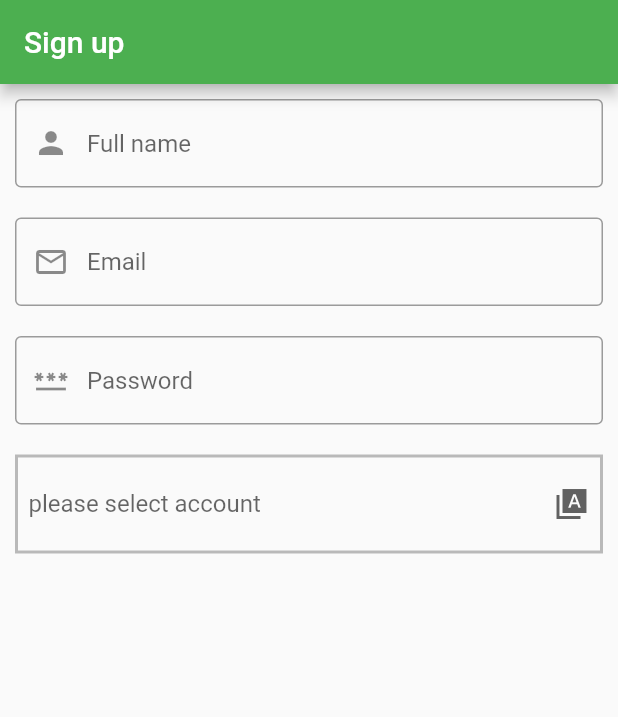
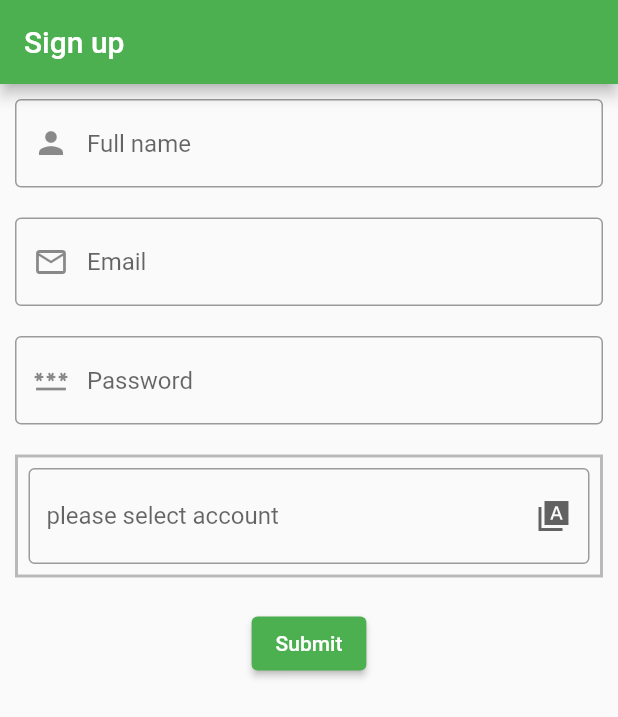
Before and after one commit to WaelAlQawasmi/NotesApp-Flutter, a Flutter app: the screen it shows after launch, on a phone screen of 412 x 824 dp. Shown: the top 717 px of the screen. Run offline on Flutter 3.47's test engine with Material 2 defaults, Android fonts, the phone set to English and light mode, and no system bars.

Commit message:
sign in valadation and finash form

```diff
--- a/lib/Secreens/SignUp.dart
+++ b/lib/Secreens/SignUp.dart
@@ -8,8 +8,21 @@ class SignUp extends StatefulWidget {
 }
 
 class _SignUpState extends State<SignUp> {
+
+
+  TextEditingController _nameController = new TextEditingController();
+  TextEditingController _emailController = new TextEditingController();
+  TextEditingController _passwordController = new TextEditingController();
+  TextEditingController _accountTypeController = new TextEditingController();
+  final _formKey = GlobalKey<FormState>();
   var accountType = ['user', 'company', 'developer'];
   var selectedAcount;
+
+  @override
+  void initState() {}
+
+  @override
+  void dispose() {}
 
   @override
   Widget build(BuildContext context) {
@@ -18,6 +31,8 @@ class _SignUpState extends State<SignUp> {
         title: Text("Sign up"),
       ),
       body: SingleChildScrollView(
+        child: Form(
+          key: _formKey,
           child: Container(
             margin: EdgeInsets.all(10),
             child: Column(
@@ -25,6 +40,13 @@ class _SignUpState extends State<SignUp> {
               crossAxisAlignment: CrossAxisAlignment.center,
               children: [
                 TextFormField(
+                  validator: (value) {
+                    if (value == null || value.isEmpty) {
+                      return 'Please enter some text';
+                    }
+                    return null;
+                  },
+                  controller: _nameController,
                   decoration: InputDecoration(
                     hintText: "Full name",
                     prefixIcon: Icon(Icons.person),
@@ -33,6 +55,14 @@ class _SignUpState extends State<SignUp> {
                 ),
                 Padding(padding: EdgeInsets.all(10)),
                 TextFormField(
+                  validator: (value) {
+                    if (value == null || value.isEmpty) {
+                      return 'Please enter some text';
+                    }
+                    return null;
+                  },
+                  controller: _emailController,
+                  keyboardType: TextInputType.emailAddress,
                   decoration: InputDecoration(
                       hintText: "Email",
                       prefixIcon: Icon(Icons.email_outlined),
@@ -40,6 +70,13 @@ class _SignUpState extends State<SignUp> {
                 ),
                 Padding(padding: EdgeInsets.all(10)),
                 TextFormField(
+                  validator: (value) {
+                    if (value == null || value.isEmpty) {
+                      return 'Please enter some text';
+                    }
+                    return null;
+                  },
+                  controller: _passwordController,
                   obscureText: true,
                   decoration: InputDecoration(
                       hintText: "Password",
@@ -47,29 +84,48 @@ class _SignUpState extends State<SignUp> {
                       border:
                           OutlineInputBorder(borderSide: BorderSide(width: 2))),
                 ),
-
                 Container(
                   margin: EdgeInsets.symmetric(vertical: 20),
                   padding: EdgeInsets.all(7),
-
-                decoration: BoxDecoration(border: Border.all(color: Colors.black26,width: 2),),
-                child: DropdownButton(
-underline: Divider(color: Colors.transparent,),
+                  decoration: BoxDecoration(
+                    border: Border.all(color: Colors.black26, width: 2),
+                  ),
+                  child: DropdownButtonFormField(
+                    decoration: InputDecoration(border: OutlineInputBorder()),
                     icon: Icon(Icons.type_specimen_sharp),
                     hint: Text("please select account "),
                     isExpanded: true,
-                    items: accountType.map((e) => DropdownMenuItem(
+                    items: accountType
+                        .map((e) => DropdownMenuItem(
                               child: Text("$e"),
                               value: e,
-                        )).toList(),
+                            ))
+                        .toList(),
                     onChanged: (val) {
                       setState(() {
-                        selectedAcount=val;
+                        selectedAcount = val;
                       });
                     },
-                  value: selectedAcount,),
-              )
+                    value: selectedAcount,
+                  ),
+                ),
+                ElevatedButton(
+                    onPressed: () {
+                      Map user = {
+                        'name': _nameController.text,
+                        'email':_emailController.text,
+                        'password':_passwordController.text,
+                        'accountType':selectedAcount
+
+                      };
+                      if (_formKey.currentState!.validate()) {
+                        print(user);
+                      }
+
+                    },
+                    child: Text("Submit"))
               ],
+            ),
           ),
         ),
       ),
```
Lines whose indentation alone changed are shown as unchanged.
